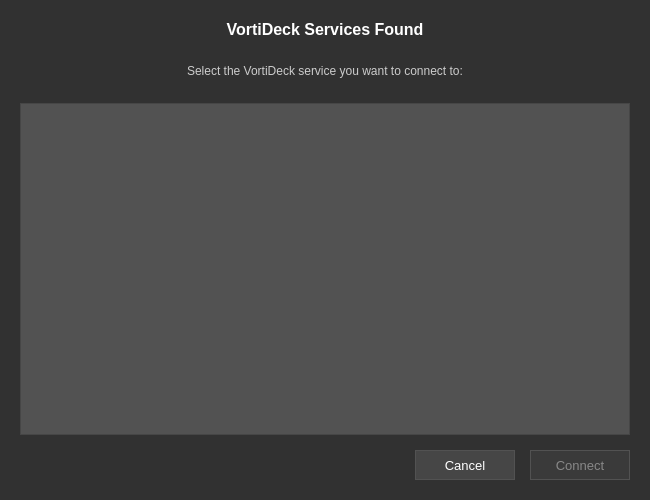
Qt form obs_plugin/src/ServiceSelectionDialog.ui (alexiokay/OBS-Custom-Websocket-Plugin) before a commit.
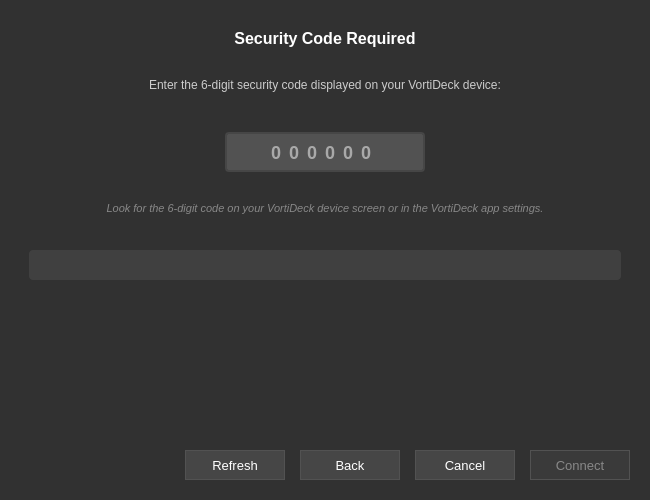
The same form after that commit. The open tabs and pages were chosen to show the change. Icons and pictures are not drawn.

Commit message: Fix service selection dialog blocking and connection status display issues

```diff
--- a/obs_plugin/src/ServiceSelectionDialog.ui
+++ b/obs_plugin/src/ServiceSelectionDialog.ui
@@ -49,6 +49,16 @@
     <number>20</number>
    </property>
    <item>
+    <widget class="QStackedWidget" name="stackedWidget">
+     <property name="currentIndex">
+      <number>0</number>
+     </property>
+     <widget class="QWidget" name="serviceSelectionPage">
+      <layout class="QVBoxLayout" name="servicePageLayout">
+       <property name="spacing">
+        <number>15</number>
+       </property>
+       <item>
     <widget class="QLabel" name="titleLabel">
      <property name="text">
       <string>VortiDeck Services Found</string>
@@ -128,6 +138,183 @@
      </property>
     </widget>
    </item>
+      </layout>
+     </widget>
+     <widget class="QWidget" name="securityCodePage">
+      <layout class="QVBoxLayout" name="securityPageLayout">
+       <property name="spacing">
+        <number>20</number>
+       </property>
+       <item>
+        <widget class="QLabel" name="securityTitleLabel">
+         <property name="text">
+          <string>Security Code Required</string>
+         </property>
+         <property name="alignment">
+          <set>Qt::AlignCenter</set>
+         </property>
+         <property name="styleSheet">
+          <string>QLabel { 
+    color: #ffffff; 
+    font-size: 16px; 
+    font-weight: bold; 
+    margin-bottom: 10px;
+}</string>
+         </property>
+        </widget>
+       </item>
+       <item>
+        <widget class="QLabel" name="securityInstructionLabel">
+         <property name="text">
+          <string>Enter the 6-digit security code displayed on your VortiDeck device:</string>
+         </property>
+         <property name="alignment">
+          <set>Qt::AlignCenter</set>
+         </property>
+         <property name="wordWrap">
+          <bool>true</bool>
+         </property>
+         <property name="styleSheet">
+          <string>QLabel { 
+    color: #cccccc; 
+    font-size: 12px; 
+    margin-bottom: 20px;
+}</string>
+         </property>
+        </widget>
+       </item>
+       <item>
+        <layout class="QHBoxLayout" name="codeInputLayout">
+         <item>
+          <spacer name="leftSpacer">
+           <property name="orientation">
+            <enum>Qt::Horizontal</enum>
+           </property>
+           <property name="sizeHint" stdset="0">
+            <size>
+             <width>40</width>
+             <height>20</height>
+            </size>
+           </property>
+          </spacer>
+         </item>
+         <item>
+          <widget class="QLineEdit" name="securityCodeInput">
+           <property name="minimumSize">
+            <size>
+             <width>200</width>
+             <height>40</height>
+            </size>
+           </property>
+           <property name="maximumSize">
+            <size>
+             <width>200</width>
+             <height>40</height>
+            </size>
+           </property>
+           <property name="maxLength">
+            <number>6</number>
+           </property>
+           <property name="alignment">
+            <set>Qt::AlignCenter</set>
+           </property>
+           <property name="placeholderText">
+            <string>000000</string>
+           </property>
+           <property name="styleSheet">
+            <string>QLineEdit {
+    background-color: #525252;
+    border: 2px solid #464646;
+    color: #ffffff;
+    font-size: 18px;
+    font-weight: bold;
+    letter-spacing: 8px;
+    padding: 8px;
+    border-radius: 4px;
+}
+QLineEdit:focus {
+    border: 2px solid #267cb2;
+}</string>
+           </property>
+          </widget>
+         </item>
+         <item>
+          <spacer name="rightSpacer">
+           <property name="orientation">
+            <enum>Qt::Horizontal</enum>
+           </property>
+           <property name="sizeHint" stdset="0">
+            <size>
+             <width>40</width>
+             <height>20</height>
+            </size>
+           </property>
+          </spacer>
+         </item>
+        </layout>
+       </item>
+       <item>
+        <widget class="QLabel" name="securityHelpLabel">
+         <property name="text">
+          <string>Look for the 6-digit code on your VortiDeck device screen or in the VortiDeck app settings.</string>
+         </property>
+         <property name="alignment">
+          <set>Qt::AlignCenter</set>
+         </property>
+         <property name="wordWrap">
+          <bool>true</bool>
+         </property>
+         <property name="styleSheet">
+          <string>QLabel { 
+    color: #888888; 
+    font-size: 11px; 
+    font-style: italic;
+    margin-top: 10px;
+}</string>
+         </property>
+        </widget>
+       </item>
+       <item>
+        <widget class="QLabel" name="progressLabel">
+         <property name="text">
+          <string></string>
+         </property>
+         <property name="alignment">
+          <set>Qt::AlignCenter</set>
+         </property>
+         <property name="visible">
+          <bool>false</bool>
+         </property>
+         <property name="styleSheet">
+          <string>QLabel { 
+    color: #267cb2; 
+    font-size: 12px; 
+    font-weight: bold;
+    margin-top: 15px;
+    padding: 8px;
+    background-color: #404040;
+    border-radius: 4px;
+}</string>
+         </property>
+        </widget>
+       </item>
+       <item>
+        <spacer name="verticalSpacer">
+         <property name="orientation">
+          <enum>Qt::Vertical</enum>
+         </property>
+         <property name="sizeHint" stdset="0">
+          <size>
+           <width>20</width>
+           <height>40</height>
+          </size>
+         </property>
+        </spacer>
+       </item>
+      </layout>
+     </widget>
+    </widget>
+   </item>
    <item>
     <layout class="QHBoxLayout" name="buttonLayout">
      <item>
@@ -143,6 +330,67 @@
        </property>
       </spacer>
      </item>
+     <item>
+      <widget class="QPushButton" name="refreshButton">
+       <property name="minimumSize">
+        <size>
+         <width>100</width>
+         <height>30</height>
+        </size>
+       </property>
+       <property name="text">
+        <string>Refresh</string>
+       </property>
+       <property name="styleSheet">
+        <string>QPushButton {
+    background-color: #464646;
+    border: 1px solid #525252;
+    color: #ffffff;
+    padding: 6px 12px;
+    font-size: 13px;
+}
+QPushButton:hover {
+    background-color: #525252;
+    border: 1px solid #5a5a5a;
+}
+QPushButton:pressed {
+    background-color: #3a3a3a;
+}</string>
+       </property>
+      </widget>
+     </item>
+     <item>
+      <widget class="QPushButton" name="backButton">
+       <property name="minimumSize">
+        <size>
+         <width>100</width>
+         <height>30</height>
+        </size>
+       </property>
+       <property name="text">
+        <string>Back</string>
+       </property>
+       <property name="visible">
+        <bool>false</bool>
+       </property>
+       <property name="styleSheet">
+        <string>QPushButton {
+    background-color: #464646;
+    border: 1px solid #525252;
+    color: #ffffff;
+    padding: 6px 12px;
+    font-size: 13px;
+}
+QPushButton:hover {
+    background-color: #525252;
+    border: 1px solid #5a5a5a;
+}
+QPushButton:pressed {
+    background-color: #3a3a3a;
+}</string>
+       </property>
+      </widget>
+     </item>
      <item>
       <widget class="QPushButton" name="cancelButton">
        <property name="minimumSize">
```
Lines whose indentation alone changed are shown as unchanged. The commit also changes 5 other files.
